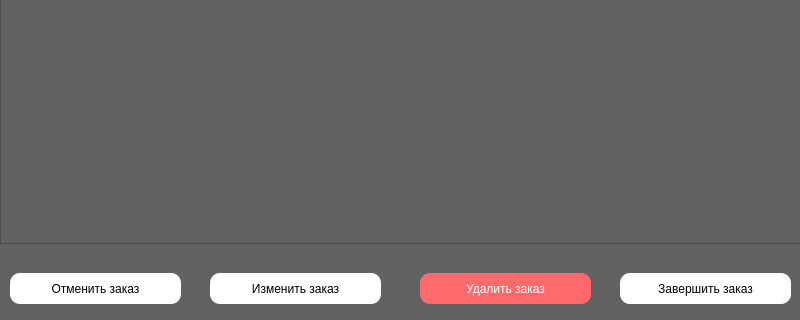
Before: the Qt Designer form interface/Orders.ui in CheckHHH/DataBasePP, drawn with Qt 5; both pictures show x 0 to 800 and y 247 to 567 of the 800 by 567 pixel window.
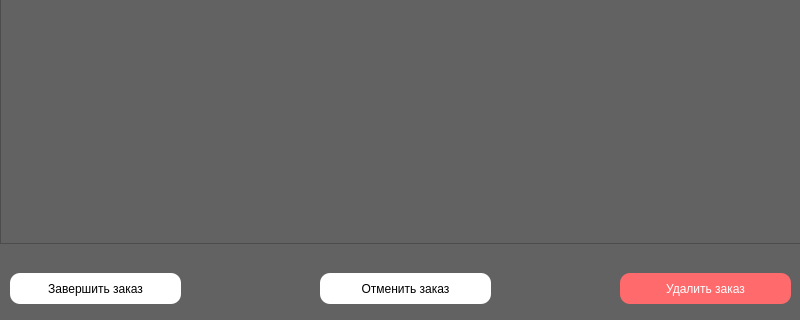
After: the same form once the commit is applied.

Diff of the .ui file:
```diff
--- a/interface/Orders.ui
+++ b/interface/Orders.ui
@@ -71,7 +71,7 @@
   <widget class="QPushButton" name="pushButton_cancel">
    <property name="geometry">
     <rect>
-     <x>10</x>
+     <x>320</x>
      <y>520</y>
      <width>171</width>
      <height>31</height>
@@ -89,7 +89,7 @@
   <widget class="QPushButton" name="pushButton_complete">
    <property name="geometry">
     <rect>
-     <x>620</x>
+     <x>10</x>
      <y>520</y>
      <width>171</width>
      <height>31</height>
@@ -168,28 +168,10 @@
     </item>
    </layout>
   </widget>
-  <widget class="QPushButton" name="pushButton_change">
-   <property name="geometry">
-    <rect>
-     <x>210</x>
-     <y>520</y>
-     <width>171</width>
-     <height>31</height>
-    </rect>
-   </property>
-   <property name="styleSheet">
-    <string notr="true">border-radius: 10%;
-font: 87 8pt &quot;Segoe UI Black&quot;;
-background-color: rgb(255, 255, 255);</string>
-   </property>
-   <property name="text">
-    <string>Изменить заказ</string>
-   </property>
-  </widget>
   <widget class="QPushButton" name="pushButton_delete">
    <property name="geometry">
     <rect>
-     <x>420</x>
+     <x>620</x>
      <y>520</y>
      <width>171</width>
      <height>31</height>
```
Left out of the diff: 2 changed lines with no effect on the pictures.
